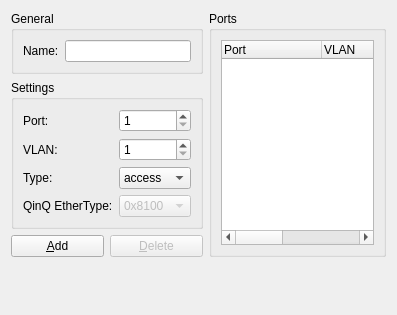
The window that gns3/modules/builtin/ui/ethernet_switch_configuration_page.ui (GNS3/gns3-gui) describes before a commit, drawn with Qt 5.
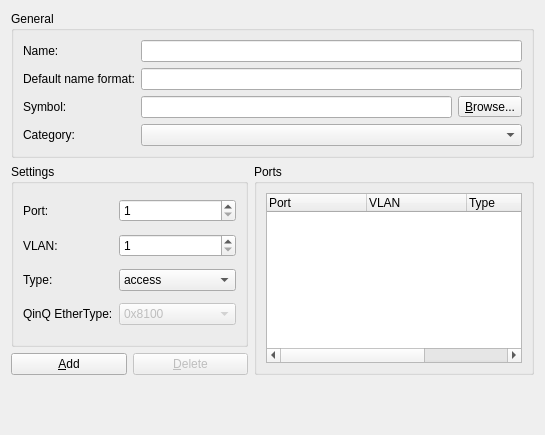
The same window after the commit.

Commit message: Implements customizable Ethernet hub & switches templates.

```diff
--- a/gns3/modules/builtin/ui/ethernet_switch_configuration_page.ui
+++ b/gns3/modules/builtin/ui/ethernet_switch_configuration_page.ui
@@ -6,8 +6,8 @@
    <rect>
     <x>0</x>
     <y>0</y>
-    <width>397</width>
-    <height>315</height>
+    <width>545</width>
+    <height>435</height>
    </rect>
   </property>
   <property name="windowTitle">
@@ -30,52 +30,54 @@
       <item row="0" column="1">
        <widget class="QLineEdit" name="uiNameLineEdit"/>
       </item>
-     </layout>
-    </widget>
-   </item>
-   <item row="0" column="2" rowspan="3">
-    <widget class="QGroupBox" name="uiEthernetSwitchPortsGroupBox">
-     <property name="title">
-      <string>Ports</string>
-     </property>
-     <layout class="QVBoxLayout">
+      <item row="1" column="0">
+       <widget class="QLabel" name="uiDefaultNameFormatLabel">
+        <property name="text">
+         <string>Default name format:</string>
+        </property>
+       </widget>
+      </item>
+      <item row="1" column="1">
+       <widget class="QLineEdit" name="uiDefaultNameFormatLineEdit"/>
+      </item>
+      <item row="2" column="0">
+       <widget class="QLabel" name="uiSymbolLabel">
+        <property name="text">
+         <string>Symbol:</string>
+        </property>
+       </widget>
+      </item>
+      <item row="2" column="1">
+       <layout class="QHBoxLayout" name="horizontalLayout_7">
       <item>
-       <widget class="QTreeWidget" name="uiPortsTreeWidget">
-        <property name="sizePolicy">
-         <sizepolicy hsizetype="Expanding" vsizetype="Expanding">
-          <horstretch>0</horstretch>
-          <verstretch>0</verstretch>
-         </sizepolicy>
-        </property>
-        <property name="rootIsDecorated">
-         <bool>false</bool>
-        </property>
-        <column>
+         <widget class="QLineEdit" name="uiSymbolLineEdit"/>
+        </item>
+        <item>
+         <widget class="QToolButton" name="uiSymbolToolButton">
          <property name="text">
-          <string>Port</string>
-         </property>
-        </column>
-        <column>
-         <property name="text">
-          <string>VLAN</string>
-         </property>
-        </column>
-        <column>
+           <string>&amp;Browse...</string>
+          </property>
+          <property name="toolButtonStyle">
+           <enum>Qt::ToolButtonTextOnly</enum>
+          </property>
+         </widget>
+        </item>
+       </layout>
+      </item>
+      <item row="3" column="0">
+       <widget class="QLabel" name="uiCategoryLabel">
          <property name="text">
-          <string>Type</string>
-         </property>
-        </column>
-        <column>
-         <property name="text">
-          <string>EtherType</string>
-         </property>
-        </column>
+         <string>Category:</string>
+        </property>
        </widget>
       </item>
+      <item row="3" column="1">
+       <widget class="QComboBox" name="uiCategoryComboBox"/>
+      </item>
      </layout>
     </widget>
    </item>
-   <item row="1" column="0" colspan="2">
+   <item row="1" column="0">
     <widget class="QGroupBox" name="uiEthernetSwitchSettingsGroupBox">
      <property name="sizePolicy">
       <sizepolicy hsizetype="Expanding" vsizetype="Preferred">
@@ -202,14 +204,58 @@
      </layout>
     </widget>
    </item>
+   <item row="1" column="1" rowspan="2">
+    <widget class="QGroupBox" name="uiEthernetSwitchPortsGroupBox">
+     <property name="title">
+      <string>Ports</string>
+     </property>
+     <layout class="QVBoxLayout">
+      <item>
+       <widget class="QTreeWidget" name="uiPortsTreeWidget">
+        <property name="sizePolicy">
+         <sizepolicy hsizetype="Expanding" vsizetype="Expanding">
+          <horstretch>0</horstretch>
+          <verstretch>0</verstretch>
+         </sizepolicy>
+        </property>
+        <property name="rootIsDecorated">
+         <bool>false</bool>
+        </property>
+        <column>
+         <property name="text">
+          <string>Port</string>
+         </property>
+        </column>
+        <column>
+         <property name="text">
+          <string>VLAN</string>
+         </property>
+        </column>
+        <column>
+         <property name="text">
+          <string>Type</string>
+         </property>
+        </column>
+        <column>
+         <property name="text">
+          <string>EtherType</string>
+         </property>
+        </column>
+       </widget>
+      </item>
+     </layout>
+    </widget>
+   </item>
    <item row="2" column="0">
+    <layout class="QHBoxLayout" name="horizontalLayout">
+     <item>
     <widget class="QPushButton" name="uiAddPushButton">
      <property name="text">
       <string>&amp;Add</string>
      </property>
     </widget>
    </item>
-   <item row="2" column="1">
+     <item>
     <widget class="QPushButton" name="uiDeletePushButton">
      <property name="enabled">
       <bool>false</bool>
@@ -219,7 +265,9 @@
      </property>
     </widget>
    </item>
-   <item row="3" column="1">
+    </layout>
+   </item>
+   <item row="3" column="0">
     <spacer>
      <property name="orientation">
       <enum>Qt::Vertical</enum>
@@ -232,7 +280,7 @@
      </property>
     </spacer>
    </item>
-   <item row="3" column="2">
+   <item row="3" column="1">
     <spacer>
      <property name="orientation">
       <enum>Qt::Vertical</enum>
```
Lines whose indentation alone changed are shown as unchanged. The commit also changes 22 other files.
